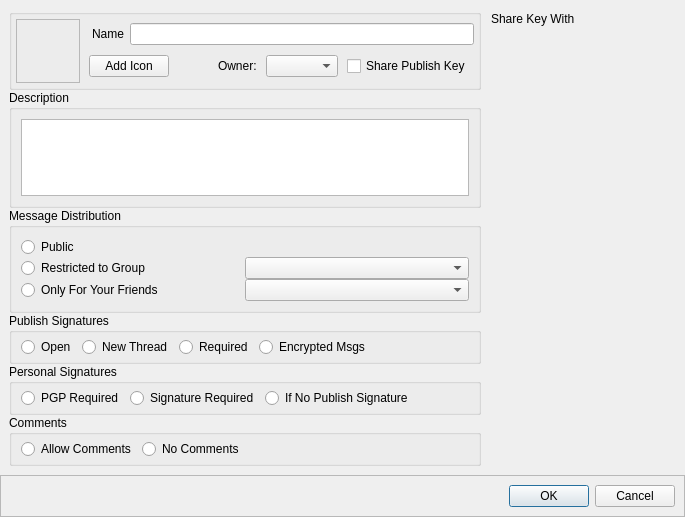
Before: the Qt Designer form retroshare-gui/src/gui/gxs/GxsGroupDialog.ui in RetroShare/RetroShare, drawn with Qt 5.
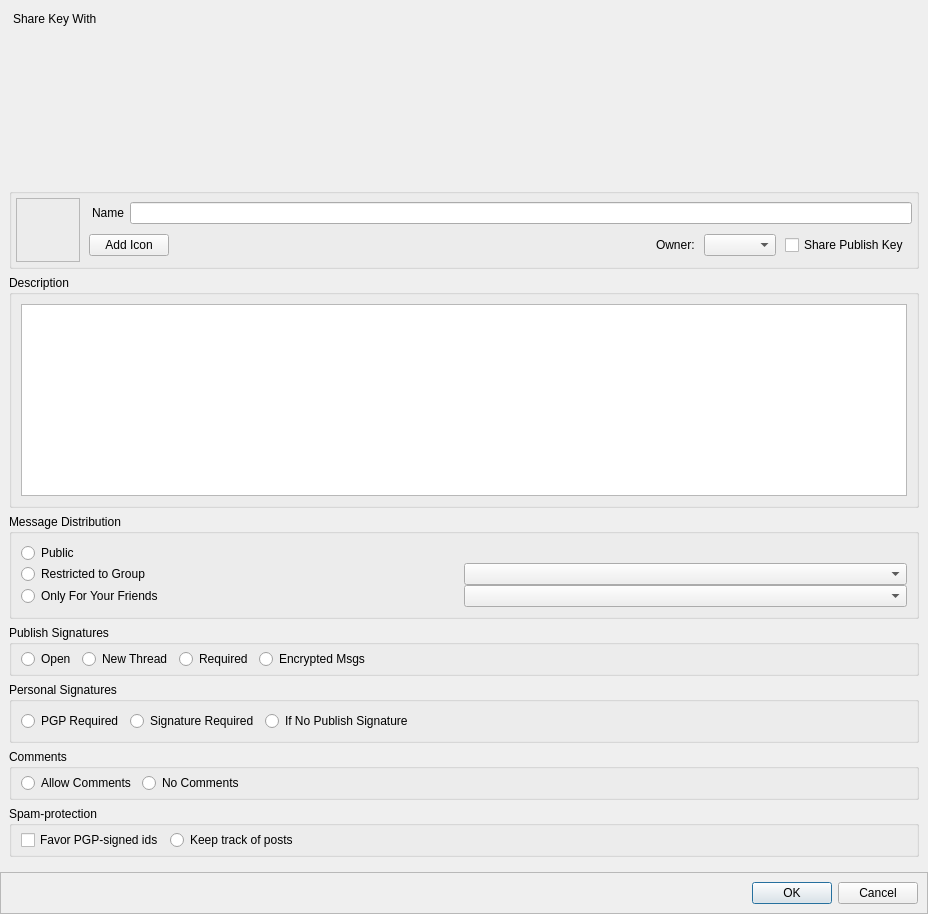
After: the same form once the commit is applied. The open tabs and pages were chosen to show the change. Icons and pictures are not drawn. Custom widgets are drawn as their Qt base class.

Commit message: added proper UI for setting anti-spam flags in GroupCreationDialog

The edit to the form file:
```diff
--- a/retroshare-gui/src/gui/gxs/GxsGroupDialog.ui
+++ b/retroshare-gui/src/gui/gxs/GxsGroupDialog.ui
@@ -6,8 +6,8 @@
    <rect>
     <x>0</x>
     <y>0</y>
-    <width>685</width>
-    <height>517</height>
+    <width>928</width>
+    <height>914</height>
    </rect>
   </property>
   <property name="windowTitle">
@@ -47,17 +47,95 @@
       <number>1</number>
      </property>
      <widget class="QWidget" name="createmode">
-      <layout class="QGridLayout" name="gridLayout">
-       <property name="leftMargin">
-        <number>9</number>
-       </property>
-       <property name="horizontalSpacing">
-        <number>6</number>
-       </property>
-       <property name="verticalSpacing">
-        <number>0</number>
-       </property>
-       <item row="0" column="0">
+      <layout class="QVBoxLayout" name="verticalLayout_2">
+       <item>
+        <widget class="QDockWidget" name="contactsdockWidget">
+         <property name="enabled">
+          <bool>true</bool>
+         </property>
+         <property name="sizePolicy">
+          <sizepolicy hsizetype="Preferred" vsizetype="Preferred">
+           <horstretch>0</horstretch>
+           <verstretch>0</verstretch>
+          </sizepolicy>
+         </property>
+         <property name="maximumSize">
+          <size>
+           <width>300</width>
+           <height>524287</height>
+          </size>
+         </property>
+         <property name="sizeIncrement">
+          <size>
+           <width>220</width>
+           <height>0</height>
+          </size>
+         </property>
+         <property name="baseSize">
+          <size>
+           <width>0</width>
+           <height>0</height>
+          </size>
+         </property>
+         <property name="toolTip">
+          <string>check peers you would like to share private publish key with</string>
+         </property>
+         <property name="floating">
+          <bool>false</bool>
+         </property>
+         <property name="features">
+          <set>QDockWidget::NoDockWidgetFeatures</set>
+         </property>
+         <property name="windowTitle">
+          <string>Share Key With</string>
+         </property>
+         <widget class="QWidget" name="dockWidgetContents">
+          <layout class="QGridLayout" name="_2">
+           <property name="margin">
+            <number>0</number>
+           </property>
+           <property name="spacing">
+            <number>0</number>
+           </property>
+           <item row="0" column="0">
+            <widget class="FriendSelectionWidget" name="keyShareList" native="true">
+             <property name="sizePolicy">
+              <sizepolicy hsizetype="Preferred" vsizetype="Expanding">
+               <horstretch>0</horstretch>
+               <verstretch>4</verstretch>
+              </sizepolicy>
+             </property>
+             <property name="minimumSize">
+              <size>
+               <width>20</width>
+               <height>0</height>
+              </size>
+             </property>
+             <property name="maximumSize">
+              <size>
+               <width>300</width>
+               <height>16777215</height>
+              </size>
+             </property>
+             <property name="sizeIncrement">
+              <size>
+               <width>220</width>
+               <height>0</height>
+              </size>
+             </property>
+             <property name="baseSize">
+              <size>
+               <width>200</width>
+               <height>0</height>
+              </size>
+             </property>
+            </widget>
+           </item>
+          </layout>
+         </widget>
+        </widget>
+       </item>
+       <item>
         <widget class="QGroupBox" name="groupBoxLogo">
          <property name="title">
           <string/>
@@ -205,7 +283,120 @@
          </layout>
         </widget>
        </item>
-       <item row="3" column="0">
+       <item>
+        <widget class="QGroupBox" name="groupBox">
+         <property name="title">
+          <string>Description</string>
+         </property>
+         <layout class="QVBoxLayout">
+          <item>
+           <widget class="MimeTextEdit" name="groupDesc"/>
+          </item>
+         </layout>
+        </widget>
+       </item>
+       <item>
+        <widget class="QGroupBox" name="distribGroupBox">
+         <property name="sizePolicy">
+          <sizepolicy hsizetype="Expanding" vsizetype="Fixed">
+           <horstretch>0</horstretch>
+           <verstretch>0</verstretch>
+          </sizepolicy>
+         </property>
+         <property name="title">
+          <string>Message Distribution</string>
+         </property>
+         <layout class="QVBoxLayout" name="verticalLayout">
+          <property name="spacing">
+           <number>0</number>
+          </property>
+          <item>
+           <widget class="QRadioButton" name="typePublic">
+            <property name="sizePolicy">
+             <sizepolicy hsizetype="Minimum" vsizetype="Expanding">
+              <horstretch>0</horstretch>
+              <verstretch>0</verstretch>
+             </sizepolicy>
+            </property>
+            <property name="text">
+             <string>Public</string>
+            </property>
+            <property name="icon">
+             <iconset resource="../images.qrc">
+              <normaloff>:/images/network.png</normaloff>:/images/network.png</iconset>
+            </property>
+            <property name="iconSize">
+             <size>
+              <width>24</width>
+              <height>24</height>
+             </size>
+            </property>
+           </widget>
+          </item>
+          <item>
+           <layout class="QHBoxLayout" name="horizontalLayout_8">
+            <item>
+             <widget class="QRadioButton" name="typeGroup">
+              <property name="sizePolicy">
+               <sizepolicy hsizetype="Minimum" vsizetype="Expanding">
+                <horstretch>0</horstretch>
+                <verstretch>0</verstretch>
+               </sizepolicy>
+              </property>
+              <property name="text">
+               <string>Restricted to Group</string>
+              </property>
+              <property name="icon">
+               <iconset resource="../images.qrc">
+                <normaloff>:/images/user/agt_forum24.png</normaloff>:/images/user/agt_forum24.png</iconset>
+              </property>
+              <property name="iconSize">
+               <size>
+                <width>24</width>
+                <height>24</height>
+               </size>
+              </property>
+             </widget>
+            </item>
+            <item>
+             <widget class="GxsCircleChooser" name="circleComboBox"/>
+            </item>
+           </layout>
+          </item>
+          <item>
+           <layout class="QHBoxLayout" name="horizontalLayout_7">
+            <item>
+             <widget class="QRadioButton" name="typeLocal">
+              <property name="sizePolicy">
+               <sizepolicy hsizetype="Minimum" vsizetype="Expanding">
+                <horstretch>0</horstretch>
+                <verstretch>0</verstretch>
+               </sizepolicy>
+              </property>
+              <property name="text">
+               <string>Only For Your Friends</string>
+              </property>
+              <property name="icon">
+               <iconset resource="../images.qrc">
+                <normaloff>:/images/user/friends24.png</normaloff>:/images/user/friends24.png</iconset>
+              </property>
+              <property name="iconSize">
+               <size>
+                <width>24</width>
+                <height>24</height>
+               </size>
+              </property>
+             </widget>
+            </item>
+            <item>
+             <widget class="GxsCircleChooser" name="localComboBox"/>
+            </item>
+           </layout>
+          </item>
+         </layout>
+        </widget>
+       </item>
+       <item>
         <widget class="QGroupBox" name="publishGroupBox">
          <property name="title">
           <string>Publish Signatures</string>
@@ -270,27 +461,12 @@
          </layout>
         </widget>
        </item>
-       <item row="4" column="0">
+       <item>
         <widget class="QGroupBox" name="personalGroupBox">
          <property name="title">
           <string>Personal Signatures</string>
          </property>
-         <layout class="QHBoxLayout" name="horizontalLayout_6">
-          <property name="spacing">
-           <number>6</number>
-          </property>
-          <property name="leftMargin">
-           <number>9</number>
-          </property>
-          <property name="topMargin">
-           <number>4</number>
-          </property>
-          <property name="rightMargin">
-           <number>9</number>
-          </property>
-          <property name="bottomMargin">
-           <number>4</number>
-          </property>
+         <layout class="QHBoxLayout" name="horizontalLayout_9">
           <item>
            <widget class="QRadioButton" name="personal_pgp">
             <property name="text">
@@ -328,7 +504,7 @@
          </layout>
         </widget>
        </item>
-       <item row="5" column="0">
+       <item>
         <widget class="QGroupBox" name="commentGroupBox">
          <property name="title">
           <string>Comments</string>
@@ -379,7 +555,64 @@
          </layout>
         </widget>
        </item>
-       <item row="6" column="0" colspan="2">
+       <item>
+        <widget class="QGroupBox" name="spamProtection_GB">
+         <property name="title">
+          <string>Spam-protection</string>
+         </property>
+         <layout class="QHBoxLayout" name="horizontalLayout_6">
+          <property name="spacing">
+           <number>6</number>
+          </property>
+          <property name="leftMargin">
+           <number>9</number>
+          </property>
+          <property name="topMargin">
+           <number>4</number>
+          </property>
+          <property name="rightMargin">
+           <number>9</number>
+          </property>
+          <property name="bottomMargin">
+           <number>4</number>
+          </property>
+          <item>
+           <widget class="QCheckBox" name="antispam_favorSignedIds">
+            <property name="toolTip">
+             <string>&lt;html&gt;&lt;head/&gt;&lt;body&gt;&lt;p&gt;This makes the media increase the reputaiton threshold to 0.2,&lt;/p&gt;&lt;p&gt;allowing PGP-linked ids to pass through. Anonymous ids however&lt;/p&gt;&lt;p&gt;can also post, if their local reputation score is above that threshold. &lt;/p&gt;&lt;/body&gt;&lt;/html&gt;</string>
+            </property>
+            <property name="text">
+             <string>Favor PGP-signed ids</string>
+            </property>
+           </widget>
+          </item>
+          <item>
+           <widget class="QRadioButton" name="antispam_keepTrackOfPosts">
+            <property name="toolTip">
+             <string>&lt;html&gt;&lt;head/&gt;&lt;body&gt;&lt;p align=&quot;justify&quot;&gt;This feature allows Retroshare to locally keep a record of who&lt;/p&gt;&lt;p align=&quot;justify&quot;&gt;forwarded each message to you, for 10 days. Although useless (and already&lt;/p&gt;&lt;p align=&quot;justify&quot;&gt;available whatsoever) this information can be used by a group&lt;/p&gt;&lt;p align=&quot;justify&quot;&gt;of collaborative friends to locate the source of spams. To be used with care,&lt;/p&gt;&lt;p align=&quot;justify&quot;&gt;since it significantly decreases the anonymity of message posts.&lt;/p&gt;&lt;/body&gt;&lt;/html&gt;</string>
+            </property>
+            <property name="text">
+             <string>Keep track of posts</string>
+            </property>
+           </widget>
+          </item>
+          <item>
+           <spacer name="horizontalSpacer_8">
+            <property name="orientation">
+             <enum>Qt::Horizontal</enum>
+            </property>
+            <property name="sizeHint" stdset="0">
+             <size>
+              <width>40</width>
+              <height>20</height>
+             </size>
+            </property>
+           </spacer>
+          </item>
+         </layout>
+        </widget>
+       </item>
+       <item>
         <widget class="QFrame" name="extraFrame">
          <property name="frameShape">
           <enum>QFrame::StyledPanel</enum>
@@ -389,215 +622,6 @@
          </property>
         </widget>
        </item>
-       <item row="2" column="0">
-        <widget class="QGroupBox" name="distribGroupBox">
-         <property name="sizePolicy">
-          <sizepolicy hsizetype="Expanding" vsizetype="Fixed">
-           <horstretch>0</horstretch>
-           <verstretch>0</verstretch>
-          </sizepolicy>
-         </property>
-         <property name="title">
-          <string>Message Distribution</string>
-         </property>
-         <layout class="QVBoxLayout" name="verticalLayout">
-          <property name="spacing">
-           <number>0</number>
-          </property>
-          <item>
-           <widget class="QRadioButton" name="typePublic">
-            <property name="sizePolicy">
-             <sizepolicy hsizetype="Minimum" vsizetype="Expanding">
-              <horstretch>0</horstretch>
-              <verstretch>0</verstretch>
-             </sizepolicy>
-            </property>
-            <property name="text">
-             <string>Public</string>
-            </property>
-            <property name="icon">
-             <iconset resource="../images.qrc">
-              <normaloff>:/images/network.png</normaloff>:/images/network.png</iconset>
-            </property>
-            <property name="iconSize">
-             <size>
-              <width>24</width>
-              <height>24</height>
-             </size>
-            </property>
-           </widget>
-          </item>
-          <item>
-           <layout class="QHBoxLayout" name="horizontalLayout_8">
-            <item>
-             <widget class="QRadioButton" name="typeGroup">
-              <property name="sizePolicy">
-               <sizepolicy hsizetype="Minimum" vsizetype="Expanding">
-                <horstretch>0</horstretch>
-                <verstretch>0</verstretch>
-               </sizepolicy>
-              </property>
-              <property name="text">
-               <string>Restricted to Group</string>
-              </property>
-              <property name="icon">
-               <iconset resource="../images.qrc">
-                <normaloff>:/images/user/agt_forum24.png</normaloff>:/images/user/agt_forum24.png</iconset>
-              </property>
-              <property name="iconSize">
-               <size>
-                <width>24</width>
-                <height>24</height>
-               </size>
-              </property>
-             </widget>
-            </item>
-            <item>
-             <widget class="GxsCircleChooser" name="circleComboBox"/>
-            </item>
-           </layout>
-          </item>
-          <item>
-           <layout class="QHBoxLayout" name="horizontalLayout_7">
-            <item>
-             <widget class="QRadioButton" name="typeLocal">
-              <property name="sizePolicy">
-               <sizepolicy hsizetype="Minimum" vsizetype="Expanding">
-                <horstretch>0</horstretch>
-                <verstretch>0</verstretch>
-               </sizepolicy>
-              </property>
-              <property name="text">
-               <string>Only For Your Friends</string>
-              </property>
-              <property name="icon">
-               <iconset resource="../images.qrc">
-                <normaloff>:/images/user/friends24.png</normaloff>:/images/user/friends24.png</iconset>
-              </property>
-              <property name="iconSize">
-               <size>
-                <width>24</width>
-                <height>24</height>
-               </size>
-              </property>
-             </widget>
-            </item>
-            <item>
-             <widget class="GxsCircleChooser" name="localComboBox"/>
-            </item>
-           </layout>
-          </item>
-         </layout>
-        </widget>
-       </item>
-       <item row="1" column="0">
-        <widget class="QGroupBox" name="groupBox">
-         <property name="title">
-          <string>Description</string>
-         </property>
-         <layout class="QVBoxLayout">
-          <item>
-           <widget class="MimeTextEdit" name="groupDesc"/>
-          </item>
-         </layout>
-        </widget>
-       </item>
-       <item row="0" column="1" rowspan="6">
-        <widget class="QDockWidget" name="contactsdockWidget">
-         <property name="enabled">
-          <bool>true</bool>
-         </property>
-         <property name="sizePolicy">
-          <sizepolicy hsizetype="Preferred" vsizetype="Preferred">
-           <horstretch>0</horstretch>
-           <verstretch>0</verstretch>
-          </sizepolicy>
-         </property>
-         <property name="maximumSize">
-          <size>
-           <width>300</width>
-           <height>524287</height>
-          </size>
-         </property>
-         <property name="sizeIncrement">
-          <size>
-           <width>220</width>
-           <height>0</height>
-          </size>
-         </property>
-         <property name="baseSize">
-          <size>
-           <width>0</width>
-           <height>0</height>
-          </size>
-         </property>
-         <property name="toolTip">
-          <string>check peers you would like to share private publish key with</string>
-         </property>
-         <property name="floating">
-          <bool>false</bool>
-         </property>
-         <property name="features">
-          <set>QDockWidget::NoDockWidgetFeatures</set>
-         </property>
-         <property name="windowTitle">
-          <string>Share Key With</string>
-         </property>
-         <widget class="QWidget" name="dockWidgetContents">
-          <layout class="QGridLayout" name="_2">
-           <property name="leftMargin">
-            <number>0</number>
-           </property>
-           <property name="topMargin">
-            <number>0</number>
-           </property>
-           <property name="rightMargin">
-            <number>0</number>
-           </property>
-           <property name="bottomMargin">
-            <number>0</number>
-           </property>
-           <property name="spacing">
-            <number>0</number>
-           </property>
-           <item row="0" column="0">
-            <widget class="FriendSelectionWidget" name="keyShareList" native="true">
-             <property name="sizePolicy">
-              <sizepolicy hsizetype="Preferred" vsizetype="Expanding">
-               <horstretch>0</horstretch>
-               <verstretch>4</verstretch>
-              </sizepolicy>
-             </property>
-             <property name="minimumSize">
-              <size>
-               <width>20</width>
-               <height>0</height>
-              </size>
-             </property>
-             <property name="maximumSize">
-              <size>
-               <width>300</width>
-               <height>16777215</height>
-              </size>
-             </property>
-             <property name="sizeIncrement">
-              <size>
-               <width>220</width>
-               <height>0</height>
-              </size>
-             </property>
-             <property name="baseSize">
-              <size>
-               <width>200</width>
-               <height>0</height>
-              </size>
-             </property>
-            </widget>
-           </item>
-          </layout>
-         </widget>
-        </widget>
-       </item>
       </layout>
      </widget>
      <widget class="QWidget" name="showmode">
```
Left out of the diff: 61 changed lines with no effect on the pictures. The commit also changes 4 other files.
